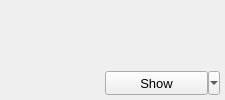
First picture: the form in BaseClient/Source/EngineItemWidget.ui, repository WorksAhead/Base, before the edit.
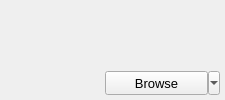
Second picture: the form after the edit.

```diff
--- a/BaseClient/Source/EngineItemWidget.ui
+++ b/BaseClient/Source/EngineItemWidget.ui
@@ -101,7 +101,7 @@
         </font>
        </property>
        <property name="text">
-        <string>Show</string>
+        <string>Browse</string>
        </property>
        <property name="popupMode">
         <enum>QToolButton::MenuButtonPopup</enum>
```
Left out of the diff: 2 changed lines with no effect on the pictures.
